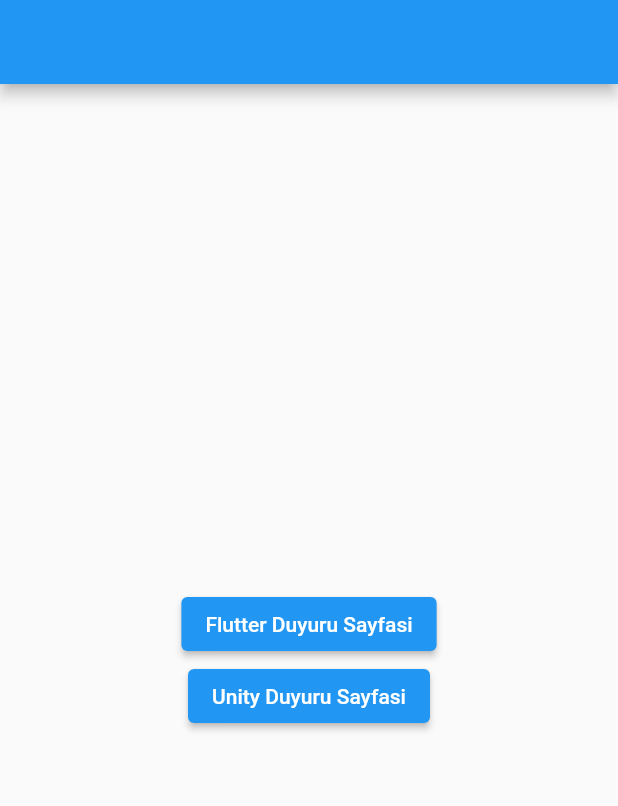
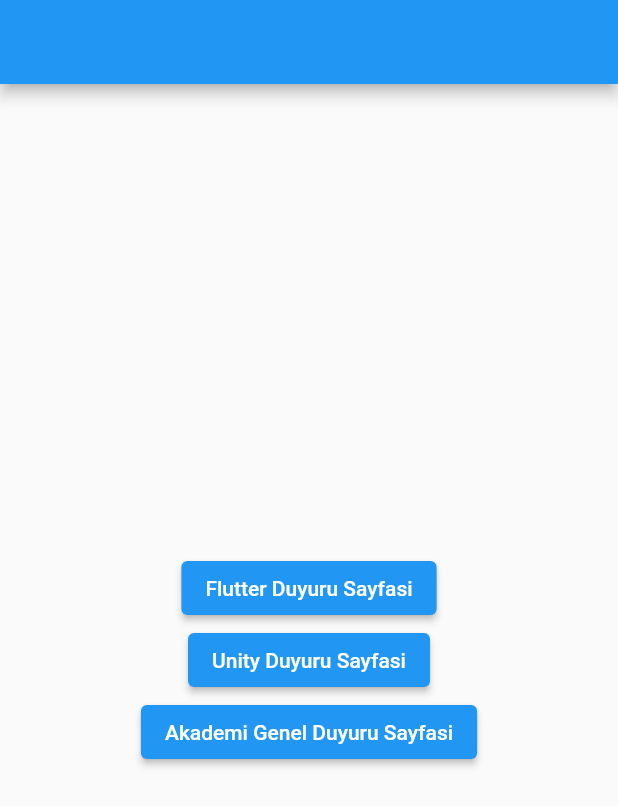
Before and after one commit to vuralkayracetintas/app_jam_f_40, a Flutter app: the screen it shows after launch, on a phone screen of 412 x 824 dp. Shown: the top 806 px of the screen. Run offline on Flutter 3.47's test engine with Material 2 defaults, Android fonts, the phone set to English and light mode, and no system bars.

Commit message:
genel duyuru butonu eklendi

```diff
--- a/lib/pages/home_page.dart
+++ b/lib/pages/home_page.dart
@@ -44,6 +44,15 @@ class HomePage extends StatelessWidget {
               child: const Text(
                 'Unity Duyuru Sayfasi',
               ),
+            ),
+            ElevatedButton(
+              onPressed: () {
+                Navigator.push(context,
+                    MaterialPageRoute(builder: (BuildContext) => NewsList()));
+              },
+              child: const Text(
+                'Akademi Genel Duyuru Sayfasi',
+              ),
             )
           ],
         ),
```
